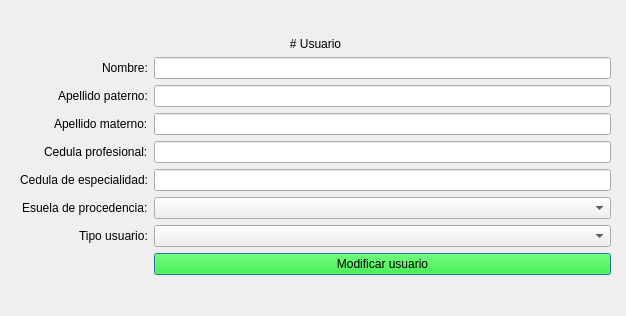
First picture: the form in Documentacion/QtDesigner/usuario_modificar_dialog.ui, repository AsgardUtvt/ProyectoIntegrador1, before the edit.
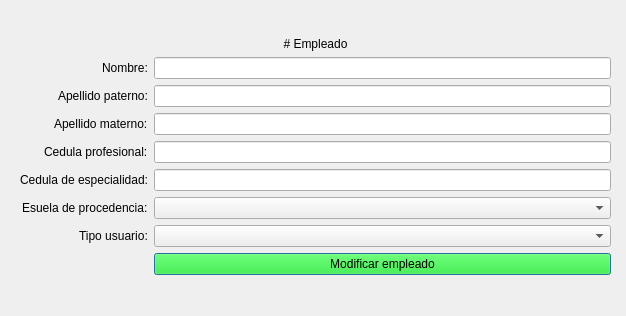
Second picture: the form after the edit.

```diff
--- a/Documentacion/QtDesigner/usuario_modificar_dialog.ui
+++ b/Documentacion/QtDesigner/usuario_modificar_dialog.ui
@@ -114,14 +114,14 @@
 }</string>
       </property>
       <property name="text">
-       <string>Modificar usuario</string>
+       <string>Modificar empleado</string>
       </property>
      </widget>
     </item>
     <item row="0" column="0" colspan="2">
      <widget class="QLabel" name="label">
       <property name="text">
-       <string># Usuario</string>
+       <string># Empleado</string>
       </property>
       <property name="textFormat">
        <enum>Qt::TextFormat::MarkdownText</enum>
```
Left out of the diff: 2 changed lines with no effect on the pictures.
